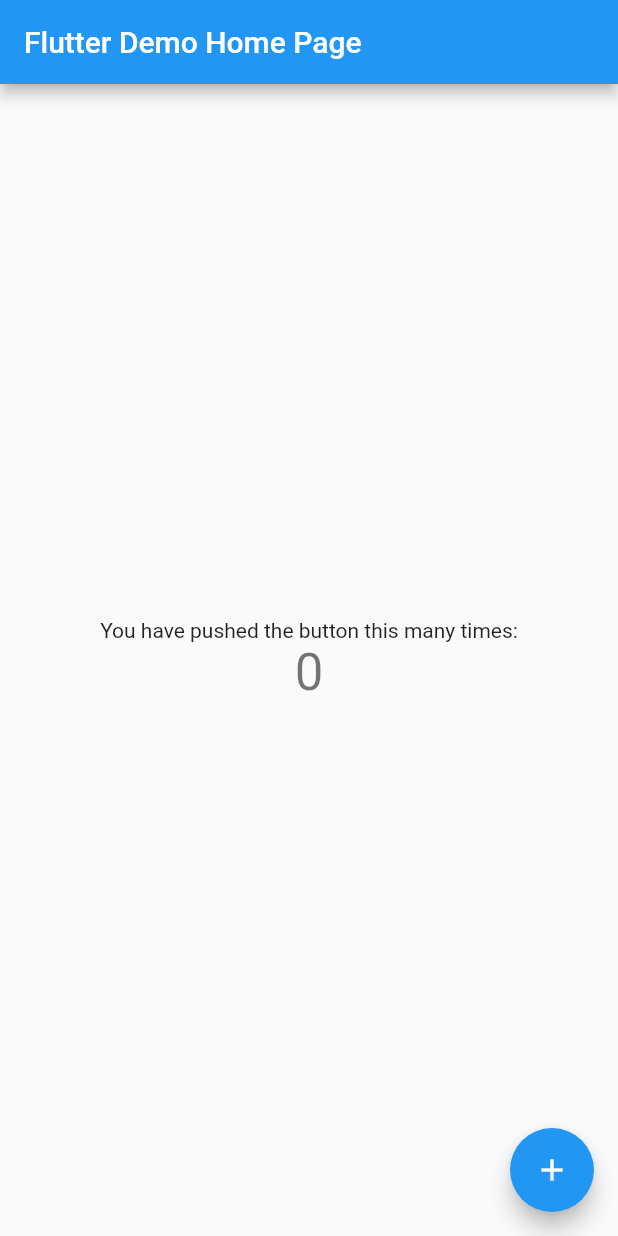
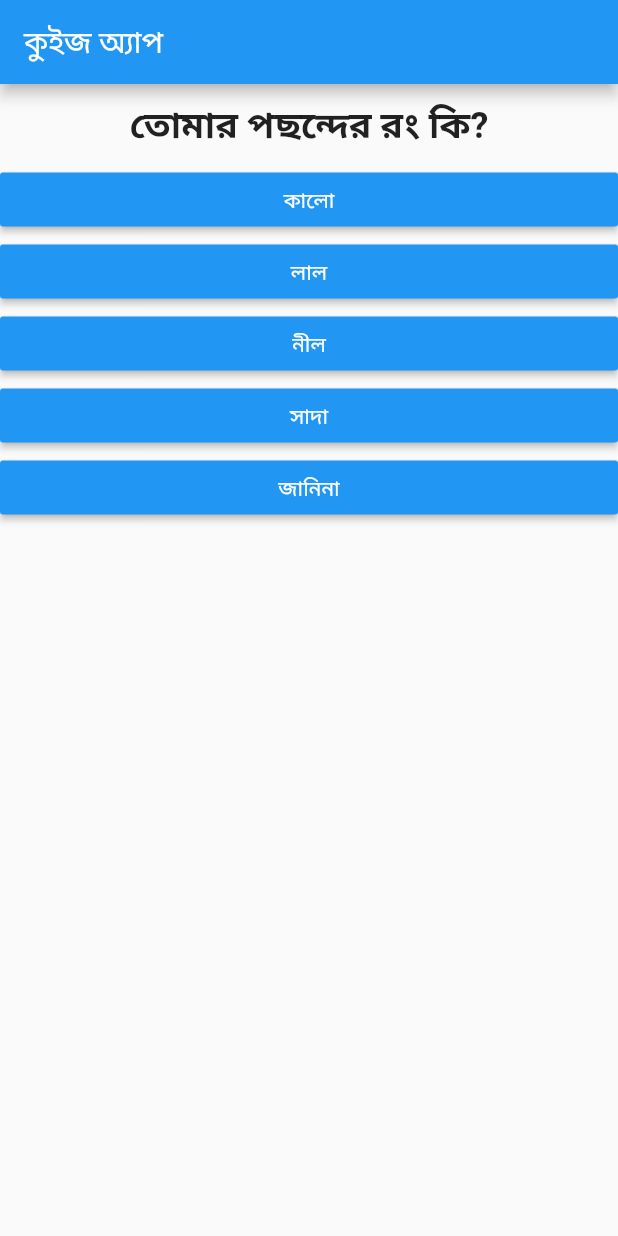
Before and after one commit to Atiq0629/my_quiz_app, a Flutter app: the screen it shows after launch, on a phone screen of 412 x 824 dp. Run offline on Flutter 3.47's test engine with Material 2 defaults, Android fonts, the phone set to English and light mode, and no system bars.

Commit message:
Final Commit

```diff
--- /dev/null
+++ b/lib/answer.dart
@@ -0,0 +1,21 @@
+import 'package:flutter/material.dart';
+
+class Answer extends StatelessWidget {
+  final Function selectHandler;
+  final String answerText;
+
+  Answer(this.selectHandler, this.answerText);
+
+  @override
+  Widget build(BuildContext context){
+    return Container(
+      width: double.infinity,
+      child: RaisedButton(
+        color: Colors.blue,
+        textColor: Colors.white,
+        child: Text(answerText),
+        onPressed: selectHandler,
+      ),
+    );
+  }
+}
--- a/lib/main.dart
+++ b/lib/main.dart
@@ -1,111 +1,90 @@
 import 'package:flutter/material.dart';
+import './quiz.dart';
+import './result.dart';
 
 void main() => runApp(MyApp());
 
-class MyApp extends StatelessWidget {
-  // This widget is the root of your application.
+class MyApp extends StatefulWidget {
   @override
-  Widget build(BuildContext context) {
-    return MaterialApp(
-      title: 'Flutter Demo',
-      theme: ThemeData(
-        // This is the theme of your application.
-        //
-        // Try running your application with "flutter run". You'll see the
-        // application has a blue toolbar. Then, without quitting the app, try
-        // changing the primarySwatch below to Colors.green and then invoke
-        // "hot reload" (press "r" in the console where you ran "flutter run",
-        // or simply save your changes to "hot reload" in a Flutter IDE).
-        // Notice that the counter didn't reset back to zero; the application
-        // is not restarted.
-        primarySwatch: Colors.blue,
-      ),
-      home: MyHomePage(title: 'Flutter Demo Home Page'),
-    );
-  }
+  _MyappState createState() => _MyappState();
 }
 
-class MyHomePage extends StatefulWidget {
-  MyHomePage({Key key, this.title}) : super(key: key);
+class _MyappState extends State<MyApp> {
 
-  // This widget is the home page of your application. It is stateful, meaning
-  // that it has a State object (defined below) that contains fields that affect
-  // how it looks.
+  var questions = [
+      {
+        'questionText': 'তোমার পছন্দের রং কি?',
+        'answers': [
+          {'text': 'কালো', 'score':5},
+          {'text': 'লাল', 'score':1},
+          {'text': 'নীল', 'score':2},
+          {'text': 'সাদা', 'score':3},
+          {'text': 'জানিনা', 'score':0},
+        ],
+      },
+      {
+        'questionText': 'তোমার পছন্দের প্রাণী কোনটি ?',
+        'answers': [
+          {'text':'বিড়াল', 'score':2},
+          {'text':'কুকুর', 'score':3},
+          {'text':'বাঘ', 'score':5},
+          {'text':'ঘোড়া', 'score':1},
+          {'text': 'জানিনা', 'score':0},
+          ],
+      },
+      {
+        'questionText': 'তোমার পছন্দের খাবার কোনটি ?',
+        'answers': [
+          {'text': 'কাচ্চি বিরিয়ানী', 'score':4},
+          {'text': 'তেহারী', 'score':3},
+          {'text': 'খিচুড়ি', 'score':5},
+          {'text': 'পান্তা ভাত', 'score':1},
+          {'text': 'জানিনা', 'score':0},
+        ],
+      },
+      {
+        'questionText': 'তোমার পছন্দের লেখক কে ?',
+        'answers': [
+          {'text':'হুমায়ুন আহমেদ', 'score':4},
+          {'text':'ইমদাদুল হক মিলন', 'score':2},
+          {'text':'আনিসুল হক', 'score':1},
+          {'text':'অনিক আমিন', 'score':5},
+          {'text': 'জানিনা', 'score':0},
+        ],
+      },
+    ];
 
-  // This class is the configuration for the state. It holds the values (in this
-  // case the title) provided by the parent (in this case the App widget) and
-  // used by the build method of the State. Fields in a Widget subclass are
-  // always marked "final".
+  var _questionIndex = 0;
+  var _totalScore = 0;
 
-  final String title;
+  void _resetQuiz(){
+    setState(() {
+      _questionIndex = 0;
+      _totalScore = 0;
+    });
+  }
 
-  @override
-  _MyHomePageState createState() => _MyHomePageState();
-}
+  void _answeQuestion(int score){
 
-class _MyHomePageState extends State<MyHomePage> {
-  int _counter = 0;
+    _totalScore = _totalScore + score;
 
-  void _incrementCounter() {
     setState(() {
-      // This call to setState tells the Flutter framework that something has
-      // changed in this State, which causes it to rerun the build method below
-      // so that the display can reflect the updated values. If we changed
-      // _counter without calling setState(), then the build method would not be
-      // called again, and so nothing would appear to happen.
-      _counter++;
+      _questionIndex = _questionIndex+1;
     });
+    print(_questionIndex);
   }
 
   @override
   Widget build(BuildContext context) {
-    // This method is rerun every time setState is called, for instance as done
-    // by the _incrementCounter method above.
-    //
-    // The Flutter framework has been optimized to make rerunning build methods
-    // fast, so that you can just rebuild anything that needs updating rather
-    // than having to individually change instances of widgets.
-    return Scaffold(
-      appBar: AppBar(
-        // Here we take the value from the MyHomePage object that was created by
-        // the App.build method, and use it to set our appbar title.
-        title: Text(widget.title),
+    return MaterialApp(
+      home: Scaffold(
+        appBar: AppBar(
+          title: Text('কুইজ অ্যাপ'),
+          ),
+          body: _questionIndex < questions.length ?
+          Quiz(questions: questions, questionIndex: _questionIndex, answerQuestion: _answeQuestion) :
+          Result(_totalScore, _resetQuiz),
       ),
-      body: Center(
-        // Center is a layout widget. It takes a single child and positions it
-        // in the middle of the parent.
-        child: Column(
-          // Column is also a layout widget. It takes a list of children and
-          // arranges them vertically. By default, it sizes itself to fit its
-          // children horizontally, and tries to be as tall as its parent.
-          //
-          // Invoke "debug painting" (press "p" in the console, choose the
-          // "Toggle Debug Paint" action from the Flutter Inspector in Android
-          // Studio, or the "Toggle Debug Paint" command in Visual Studio Code)
-          // to see the wireframe for each widget.
-          //
-          // Column has various properties to control how it sizes itself and
-          // how it positions its children. Here we use mainAxisAlignment to
-          // center the children vertically; the main axis here is the vertical
-          // axis because Columns are vertical (the cross axis would be
-          // horizontal).
-          mainAxisAlignment: MainAxisAlignment.center,
-          children: <Widget>[
-            Text(
-              'You have pushed the button this many times:',
-            ),
-            Text(
-              '$_counter',
-              style: Theme.of(context).textTheme.display1,
-            ),
-          ],
-        ),
-      ),
-      floatingActionButton: FloatingActionButton(
-        onPressed: _incrementCounter,
-        tooltip: 'Increment',
-        child: Icon(Icons.add),
-      ), // This trailing comma makes auto-formatting nicer for build methods.
     );
   }
 }
--- /dev/null
+++ b/lib/question.dart
@@ -0,0 +1,20 @@
+import 'package:flutter/material.dart';
+
+class Question  extends StatelessWidget {
+  final String questionText;
+
+  Question(this.questionText);
+
+  @override
+  Widget build(BuildContext context) {
+    return Container(
+      width: double.infinity,
+      margin: EdgeInsets.all(10),
+      child: Text(
+        questionText,
+        style: TextStyle(fontSize: 24, fontWeight: FontWeight.bold),
+        textAlign: TextAlign.center,
+      ),
+    );
+  }
+}
--- /dev/null
+++ b/lib/quiz.dart
@@ -0,0 +1,32 @@
+import 'package:flutter/material.dart';
+import './answer.dart';
+import './question.dart';
+
+
+
+class Quiz extends StatelessWidget {
+
+final List<Map<String, Object>> questions;
+final int questionIndex;
+final Function answerQuestion;
+
+Quiz({
+  @required this.questions,
+  @required this.questionIndex,
+  @required this.answerQuestion
+});
+
+  @override
+  Widget build(BuildContext context) {
+    return Column(
+            children:[
+              Question(
+                questions[questionIndex]['questionText']
+              ),
+              ...(questions[questionIndex]['answers'] as List<Map<String, Object>>).map((answer){
+                return Answer(() => answerQuestion(answer['score']), answer['text']);
+              }).toList()
+            ]
+          );
+  }
+}
--- /dev/null
+++ b/lib/result.dart
@@ -0,0 +1,44 @@
+import 'package:flutter/material.dart';
+
+class Result extends StatelessWidget {
+
+final int resultScore;
+final Function resetHandler;
+
+Result(this.resultScore, this.resetHandler);
+
+String get resultPhrase{
+  String resultText;
+  if (resultScore >= 18 ) {
+    resultText = 'তুমি আর কেমন  হবা, এই মুটামুটি  চলে  আর কি';
+  }
+  else if (resultScore >= 13 && resultScore <18) {
+    resultText = 'তোমাকে আর কি কইতাম, তুমি ভালো ও না আবার খারাপ ও না। হাবাইত্তার মতো চায়া থাকো, কি আর করবা।';
+  }
+  else if (resultScore >= 8 && resultScore <13) {
+    resultText = 'তুমি একটা বাল। বুঝছো ';
+  }
+  else {
+    resultText = 'গু খা তুই।';
+  }
+  return resultText;
+}
+
+ @override
+  Widget build(BuildContext context) {
+    return Center(
+      child: Column(
+        children: <Widget>[
+          Text(
+            resultPhrase,
+            style: TextStyle(fontSize: 28, fontWeight: FontWeight.bold,),
+            textAlign: TextAlign.center,),
+            FlatButton(onPressed: resetHandler,
+            child: Text('Restart Quiz!',),
+            textColor: Colors.blue,
+            ),
+        ],
+      ),
+    );
+  }
+}
```
